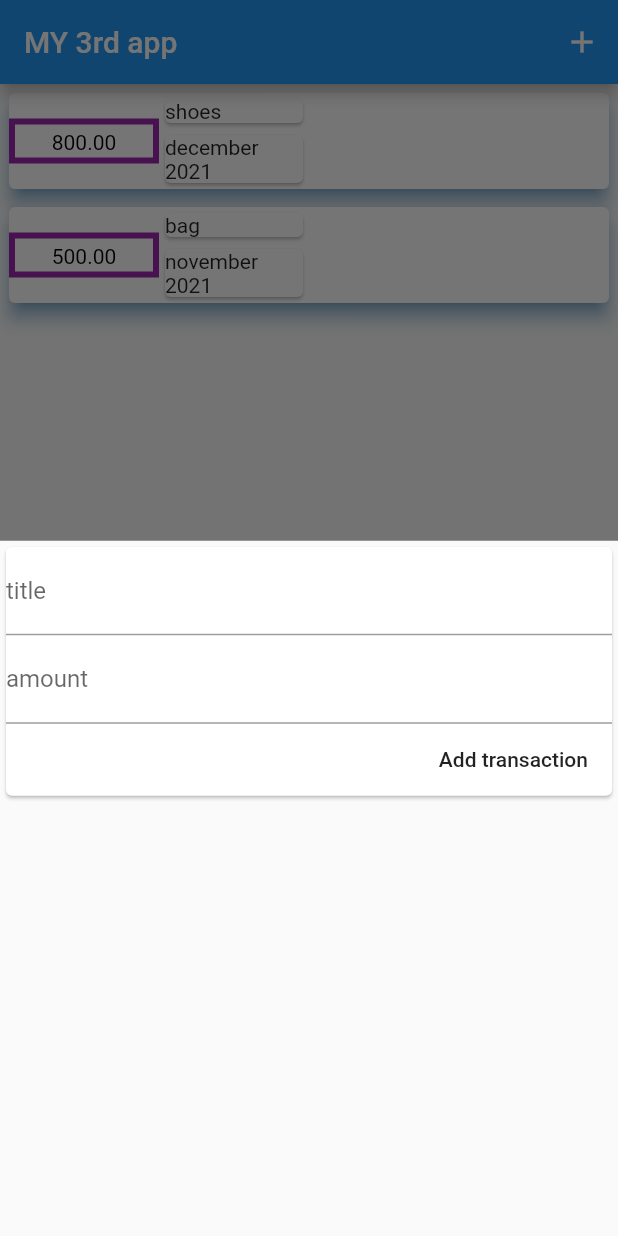
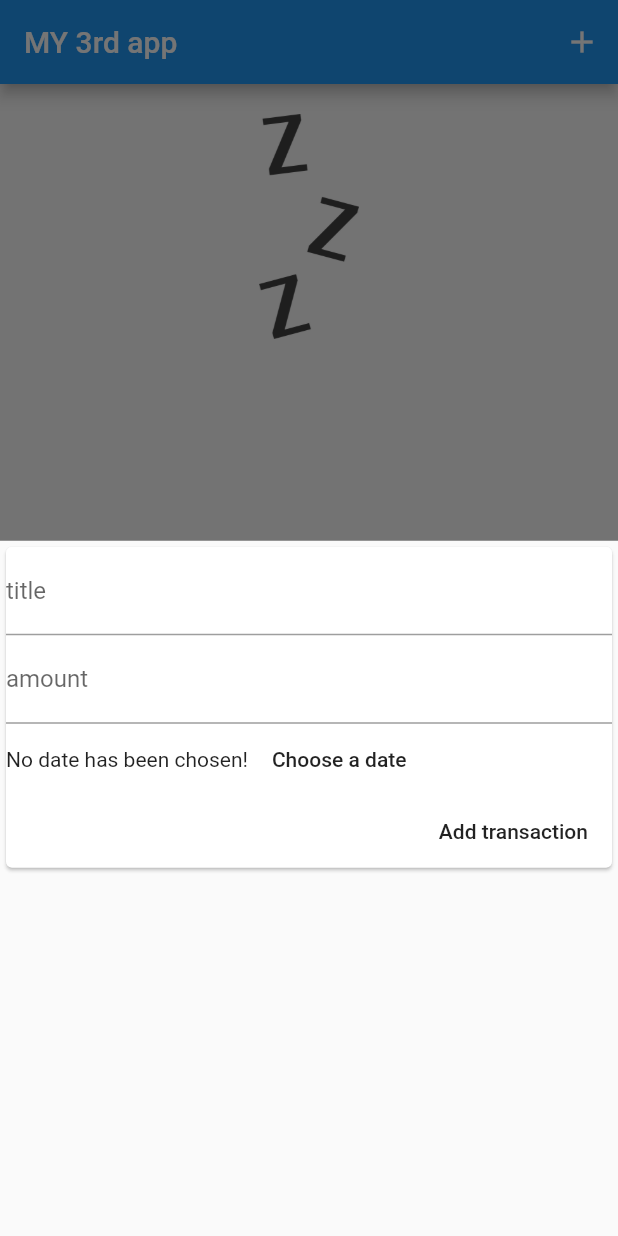
Before and after one commit to zayed-shamshad/Transaction-tracking-app, a Flutter app: the screen it shows after launch, after a tap on the "add" icon, on a phone screen of 412 x 824 dp. Run offline on Flutter 3.47's test engine with Material 2 defaults, Android fonts, the phone set to English and light mode, and no system bars.

Commit message:
added deleting option

```diff
--- a/lib/main.dart
+++ b/lib/main.dart
@@ -1,8 +1,9 @@
 import 'package:flutter/material.dart';
-import 'package:flutter_basic_app2/widgets/transactionadd.dart';
+import './widgets/transactionadd.dart';
 //import 'widgets/chart.dart';
 import 'model/transaction.dart';
 import 'widgets/accepttrans.dart';
+import 'package:intl/intl.dart';
 
 void main() {
   runApp(Myapp());
@@ -16,13 +17,33 @@ class Myapp extends StatefulWidget {
 class MyappState extends State<Myapp> {
   @override
   final List<transaction> tra = [
-    transaction(amount: 800.00, Date: "december 2021", title: "shoes"),
-    transaction(amount: 500.00, Date: "november 2021", title: "bag")
+    /* transaction(
+        amount: 800.00,
+        dat: DateTime.now(),
+        title: "shoes",
+        id: DateFormat.yMd().format(DateTime.now())),
+    transaction(
+      amount: 500.00,
+      dat: DateTime.now(),
+      title: "bag",
+      id: DateFormat.yMd().format(DateTime.now()),
+    )
+  */
   ];
-  void update(String title, double amt, String dat) {
-    final ne = transaction(title: title, amount: amt, Date: dat);
+  void update(String title, double amt, DateTime d) {
+    final ne = transaction(
+        title: title,
+        amount: amt,
+        id: DateFormat.yMMMd().format(DateTime.now()),
+        dat: d);
     setState(() {
       tra.add(ne);
+    });
+  }
+
+  void del(String idc) {
+    setState(() {
+      tra.removeWhere((tx) => tx.id == idc);
     });
   }
 
@@ -37,6 +58,8 @@ class MyappState extends State<Myapp> {
   @override
   Widget build(BuildContext context) {
     return MaterialApp(
+      theme: ThemeData(primarySwatch: Colors.blue, accentColor: Colors.amber),
+      // textTheme:ThemeData.light().textTheme ),
       home: Scaffold(
         appBar: AppBar(title: Text("MY 3rd app"), actions: [
           Builder(
@@ -48,10 +71,23 @@ class MyappState extends State<Myapp> {
                   ))
         ]),
         body: SingleChildScrollView(
-            child: Column(children: [
-          // Container(width: double.infinity, child: chart()),
-          transaclist(tra)
-        ])),
+            child: Column(
+                mainAxisAlignment: MainAxisAlignment.start,
+                crossAxisAlignment: CrossAxisAlignment.end,
+                children: [
+              tra.length == 0
+                  ? Container(
+                      alignment: Alignment.center,
+                      padding: EdgeInsets.all(20),
+                      child: Image.asset(
+                        'assets/images/waiting.png',
+                        height: 150,
+                        width: 100,
+                      ))
+                  :
+                  // Container(width: double.infinity, child: chart()),
+                  transaclist(tra, del)
+            ])),
         floatingActionButton: Builder(
             builder: (context) => FloatingActionButton(
                   child: Icon(Icons.add),
--- a/lib/model/transaction.dart
+++ b/lib/model/transaction.dart
@@ -1,10 +1,15 @@
 import 'package:flutter/foundation.dart';
-
 import 'package:flutter/material.dart';
 
 class transaction {
+
   final double amount;
   final String title;
-  final String Date;
-  transaction({@required this.amount, @required this.title, @required this.Date});
+  DateTime dat;
+  String id;
+  transaction(
+      {@required this.amount,
+      @required this.title,
+      @required this.dat,
+      @required this.id});
 }
--- a/lib/widgets/accepttrans.dart
+++ b/lib/widgets/accepttrans.dart
@@ -1,30 +1,45 @@
 import "package:flutter/material.dart";
+import 'package:intl/intl.dart';
 
 class addTransaction extends StatefulWidget {
   final Function fnc;
+
   addTransaction(this.fnc);
-
   @override
   State<addTransaction> createState() => addTransactionState();
 }
 
 class addTransactionState extends State<addTransaction> {
   String tle;
-
   double amt;
-
   final textcont = TextEditingController();
-
   final amtcont = TextEditingController();
-
+  DateTime datechose;
   void submit() {
     final titl = textcont.text;
     final amt = double.parse(amtcont.text);
-    if (titl.isEmpty || amt < 0) {
+
+    if (titl.isEmpty || amt < 0 || datechose == null) {
       return;
     }
-    widget.fnc(titl, amt, "dec 2021");
+    widget.fnc(titl, amt, datechose);
     Navigator.of(context).pop();
+  }
+
+  void datechosen() {
+    showDatePicker(
+            context: context,
+            initialDate: DateTime.now(),
+            firstDate: DateTime(2020),
+            lastDate: DateTime.now())
+        .then((pickeddate) {
+      if (pickeddate == null) {
+        return;
+      }
+      setState(() {
+        datechose = pickeddate;
+      });
+    });
   }
 
   @override
@@ -49,6 +64,16 @@ class addTransactionState extends State<addTransaction> {
                         controller: amtcont,
                         onSubmitted: (_) => submit(),
                       ),
+                      Row(children: [
+                        Text(datechose == null
+                            ? "No date has been chosen!"
+                            : DateFormat.yMd().format(datechose)),
+                        FlatButton(
+                            onPressed: () {
+                              datechosen();
+                            },
+                            child: Text("Choose a date"))
+                      ]),
                       FlatButton(
                         onPressed: submit,
                         child: Text("Add transaction"),
--- a/lib/widgets/transactionadd.dart
+++ b/lib/widgets/transactionadd.dart
@@ -1,9 +1,11 @@
 import "package:flutter/material.dart";
 import '../model/transaction.dart';
+import 'package:intl/intl.dart';
 
 class transaclist extends StatelessWidget {
   final List<transaction> tra;
-  transaclist(this.tra);
+  final Function del;
+  transaclist(this.tra, this.del);
 
   @override
   Widget build(BuildContext context) {
@@ -14,26 +16,31 @@ class transaclist extends StatelessWidget {
           elevation: 5,
           shadowColor: Colors.blue,
           color: Colors.white,
-          child: Row(
-            children: [
-              Container(
-                  decoration: BoxDecoration(
-                      color: Colors.white,
-                      border: Border.all(color: Colors.purple, width: 4)),
-                  width: 100,
-                  height: 30,
-                  padding: EdgeInsets.all(4),
+          child: ListTile(
+              leading: CircleAvatar(
+                  radius: 28,
                   child: Text(val.amount.toStringAsFixed(2),
                       textAlign: TextAlign.center,
                       style: TextStyle(
-                        color: Colors.black,
+                        color: Colors.white,
                       ))),
-              Column(children: [
-                Container(child: Card(child: Text(val.title)), width: 100),
-                Container(child: Card(child: Text(val.Date)), width: 100)
-              ])
-            ],
-          ),
+              title: Container(
+                  child: Card(
+                      child: Text(val.title,
+                          style: TextStyle(color: Colors.black))),
+                  width: 100),
+              subtitle: Container(
+                  child: Card(
+                      child: Text(DateFormat.yMd().format(val.dat),
+                          style: TextStyle(color: Colors.grey))),
+                  width: 100),
+              trailing: IconButton(
+                icon: Icon(Icons.delete),
+                onPressed: () {
+                  del(val.id);
+                },
+                color: Colors.red,
+              )),
         );
       }).toList(),
     );
```
Also changed, not shown: pubspec.yaml (+18 -29 lines), assets/fonts/OpenSans-Bold.ttf (added), assets/fonts/OpenSans-Regular.ttf (added), assets/fonts/Quicksand-Bold.ttf (added), assets/fonts/Quicksand-Light.ttf (added), assets/fonts/Quicksand-Medium.ttf (added), assets/fonts/Quicksand-Regular.ttf (added), assets/images/waiting.png (added), pubspec.lock, 1 other file.
